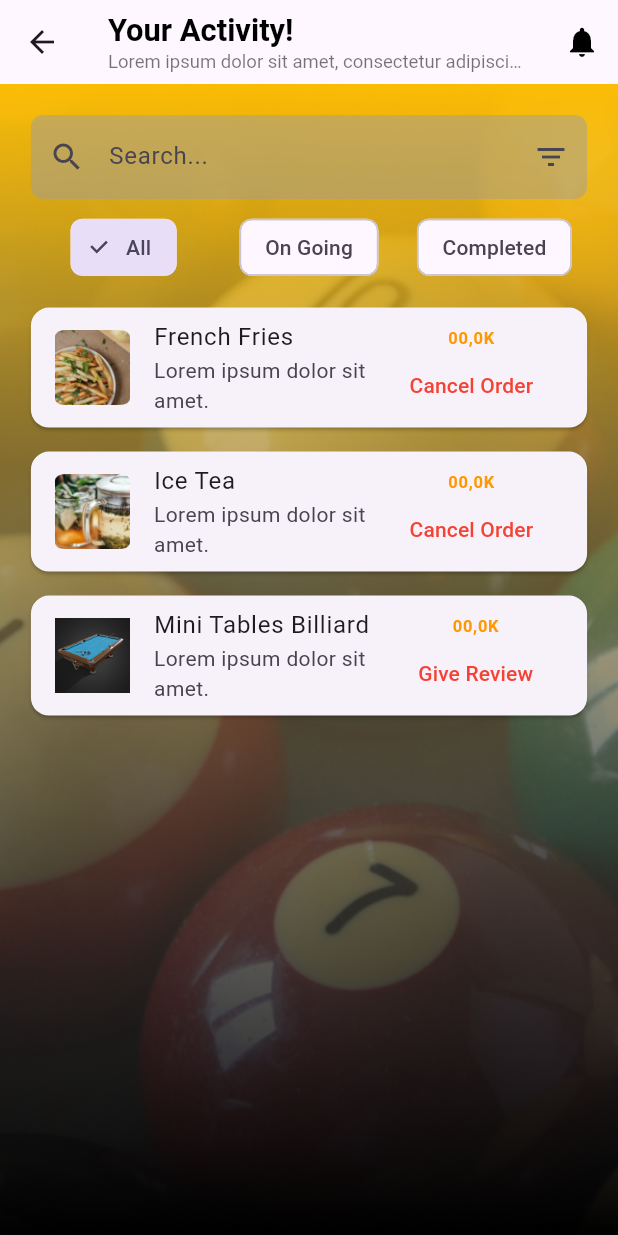
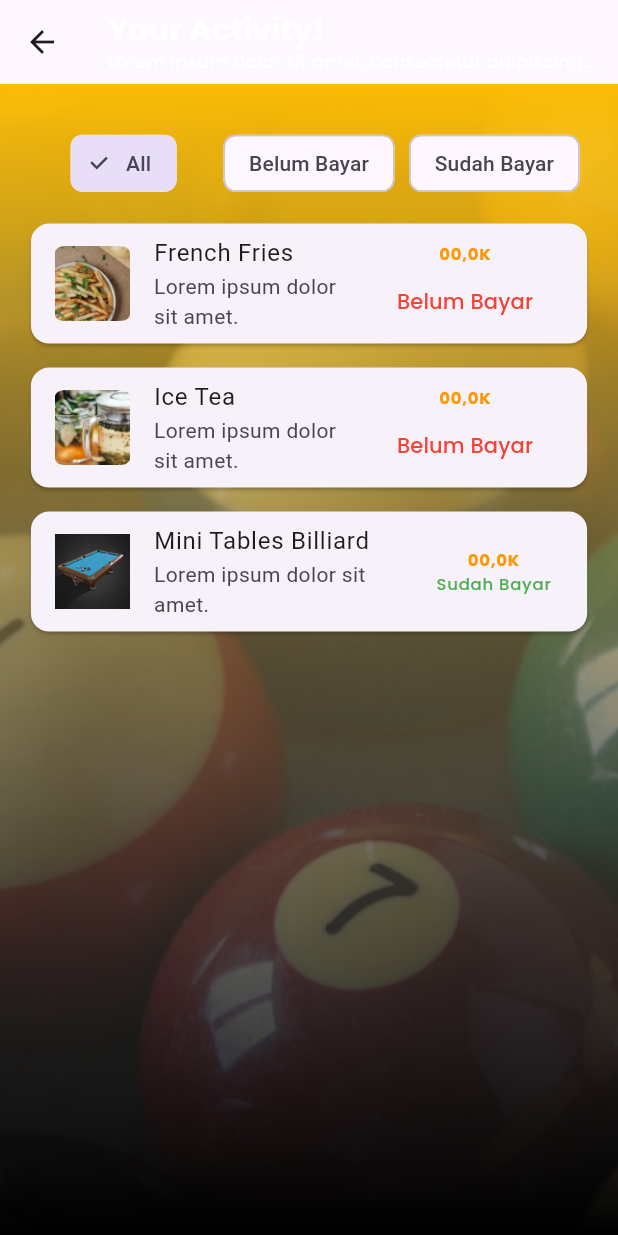
Before and after one commit to nabilahhp/CueBall-Mobile, a Flutter app: the ActivityPage screen opened directly, on a phone screen of 412 x 824 dp. Run offline on Flutter 3.47's test engine with Material 3 defaults, Android fonts, the phone set to English and light mode, and no system bars; our stand-ins replace awesome_dialog, file_picker, flutter_svg, get, google_fonts, iconsax and 1 more; missing offline and left inert: clippy_flutter.

Commit message:
update lagilagi

```diff
--- a/lib/screens/activity_screen.dart
+++ b/lib/screens/activity_screen.dart
@@ -1,4 +1,5 @@
 import 'package:flutter/material.dart';
+import 'package:google_fonts/google_fonts.dart';
 
 class ActivityPage extends StatefulWidget {
   @override
@@ -14,24 +15,21 @@ class _ActivityPageState extends State<ActivityPage> {
       'description': 'Lorem ipsum dolor sit amet.',
       'imagePath': 'lib/image/french_fries.png',
       'price': '00,0K',
-      'buttonText': 'Cancel Order',
-      'status': 'On Going',
+      'status': 'Belum Bayar',
     },
     {
       'title': 'Ice Tea',
       'description': 'Lorem ipsum dolor sit amet.',
       'imagePath': 'assets/images/ice_tea.png',
       'price': '00,0K',
-      'buttonText': 'Cancel Order',
-      'status': 'On Going',
+      'status': 'Belum Bayar',
     },
     {
       'title': 'Mini Tables Billiard',
       'description': 'Lorem ipsum dolor sit amet.',
       'imagePath': 'assets/images/billiard.jpeg',
       'price': '00,0K',
-      'buttonText': 'Give Review',
-      'status': 'Completed',
+      'status': 'Sudah Bayar',
     },
   ];
 
@@ -41,64 +39,51 @@ class _ActivityPageState extends State<ActivityPage> {
 
     List<Map<String, dynamic>> displayedActivities = _selectedTab == 0
         ? allActivities
-        : allActivities.where((activity) => activity['status'] == (_selectedTab == 1 ? 'On Going' : 'Completed')).toList();
+        : allActivities.where((activity) => activity['status'] == (_selectedTab == 1 ? 'Belum Bayar' : 'Sudah Bayar')).toList();
 
     return Scaffold(
       appBar: AppBar(
         backgroundColor: Colors.transparent,
         elevation: 0,
-        title: Column(
+        title: SizedBox(
+          width: double.infinity,
+          child: Column(
             crossAxisAlignment: CrossAxisAlignment.start,
             children: [
               Text(
                 'Your Activity!',
-              style: TextStyle(
-                color: Colors.black,
+                style: GoogleFonts.poppins(
+                  color: Colors.white,
                   fontWeight: FontWeight.bold,
                   fontSize: screenWidth * 0.05, // Responsive font size
                 ),
               ),
               Text(
                 'Lorem ipsum dolor sit amet, consectetur adipiscing elit. Suspendisse tincidunt.',
-              style: TextStyle(
-                color: Colors.black54,
+                style: GoogleFonts.poppins(
+                  color: Colors.white,
                   fontSize: screenWidth * 0.03, // Responsive font size
                 ),
               ),
             ],
           ),
-        actions: [
-          IconButton(
-            icon: Icon(Icons.notifications, color: Colors.black),
-            onPressed: () {},
         ),
-        ],
       ),
-      body: Container(
+      body: Stack(
+        children: [
+          Container(
             decoration: BoxDecoration(
               image: DecorationImage(
                 image: AssetImage('lib/data/latar.png'),
                 fit: BoxFit.cover,
               ),
             ),
-        child: Padding(
+          ),
+          Padding(
             padding: EdgeInsets.all(screenWidth * 0.05), // Responsive padding
             child: Column(
               crossAxisAlignment: CrossAxisAlignment.stretch,
               children: [
-              TextField(
-                decoration: InputDecoration(
-                  hintText: 'Search...',
-                  prefixIcon: Icon(Icons.search),
-                  suffixIcon: Icon(Icons.filter_list),
-                  border: OutlineInputBorder(
-                    borderRadius: BorderRadius.circular(screenWidth * 0.02), // Responsive border radius
-                    borderSide: BorderSide.none,
-                  ),
-                  filled: true,
-                  fillColor: Colors.grey.withOpacity(0.5), // Set the opacity here
-                ),
-              ),
                 SizedBox(height: screenWidth * 0.02), // Responsive spacing
                 Row(
                   mainAxisAlignment: MainAxisAlignment.spaceEvenly,
@@ -116,7 +101,7 @@ class _ActivityPageState extends State<ActivityPage> {
                     ),
                     Expanded(
                       child: ChoiceChip(
-                      label: Text('On Going'),
+                        label: Text('Belum Bayar'),
                         selected: _selectedTab == 1,
                         onSelected: (bool selected) {
                           setState(() {
@@ -127,7 +112,7 @@ class _ActivityPageState extends State<ActivityPage> {
                     ),
                     Expanded(
                       child: ChoiceChip(
-                      label: Text('Completed'),
+                        label: Text('Sudah Bayar'),
                         selected: _selectedTab == 2,
                         onSelected: (bool selected) {
                           setState(() {
@@ -149,7 +134,7 @@ class _ActivityPageState extends State<ActivityPage> {
                         displayedActivities[index]['description'],
                         displayedActivities[index]['imagePath'],
                         displayedActivities[index]['price'],
-                      displayedActivities[index]['buttonText'],
+                        displayedActivities[index]['status'],
                       );
                     },
                   ),
@@ -157,11 +142,12 @@ class _ActivityPageState extends State<ActivityPage> {
               ],
             ),
           ),
+        ],
       ),
     );
   }
 
-  Widget _buildActivityCard(BuildContext context, String title, String description, String imagePath, String price, String buttonText) {
+  Widget _buildActivityCard(BuildContext context, String title, String description, String imagePath, String price, String status) {
     return Card(
       margin: EdgeInsets.symmetric(vertical: 8),
       child: ListTile(
@@ -171,13 +157,41 @@ class _ActivityPageState extends State<ActivityPage> {
         trailing: Column(
           mainAxisAlignment: MainAxisAlignment.center,
           children: [
-            Text(price, style: TextStyle(color: Colors.orange, fontWeight: FontWeight.bold)),
+            Text(price, style: GoogleFonts.poppins(color: Colors.orange, fontWeight: FontWeight.bold)),
+            if (status == 'Belum Bayar')
               TextButton(
-              onPressed: () {},
-              child: Text(buttonText, style: TextStyle(color: Colors.red)),
+                onPressed: () {
+                  Navigator.push(
+                    context,
+                    MaterialPageRoute(builder: (context) => PaymentPage()),
+                  );
+                },
+                child: Text(
+                  'Belum Bayar',
+                  style: GoogleFonts.poppins(color: Colors.red),
+                ),
+              ),
+            if (status == 'Sudah Bayar')
+              Text(
+                'Sudah Bayar',
+                style: GoogleFonts.poppins(color: Colors.green),
               ),
           ],
         ),
+      ),
+    );
+  }
+}
+
+class PaymentPage extends StatelessWidget {
+  @override
+  Widget build(BuildContext context) {
+    return Scaffold(
+      appBar: AppBar(
+        title: Text('Payment Page'),
+      ),
+      body: Center(
+        child: Text('This is the payment page!'),
       ),
     );
   }
--- a/lib/widget_home/navigationbar.dart
+++ b/lib/widget_home/navigationbar.dart
@@ -3,6 +3,7 @@ import 'package:iconsax/iconsax.dart';
 import 'package:mobile_bl/RegisterPage.dart';
 import 'package:mobile_bl/home.dart';
 import 'package:mobile_bl/profile/profile_screen.dart';
+import 'package:mobile_bl/screens/activity_screen.dart';
 import 'package:mobile_bl/widget_home/detail_food.dart';
 
 
@@ -18,7 +19,7 @@ class _NavigationMenuState extends State<NavigationMenu> {
 
   static const List<Widget> _pages = <Widget>[
     home(),
-    RegisterPage(),
+    ActivityPage(),
     ProfileScreen()
   ];
 
@@ -44,7 +45,7 @@ class _NavigationMenuState extends State<NavigationMenu> {
           ),
           BottomNavigationBarItem(
             icon: Icon(Iconsax.video_time),
-            label: 'Acti',
+            label: 'Activity',
           ),
           BottomNavigationBarItem(
             icon: Icon(Iconsax.user),
--- a/pubspec.yaml
+++ b/pubspec.yaml
@@ -40,6 +40,7 @@ dependencies:
   google_fonts: ^6.2.1
   icon: ^2.2.1
   iconsax: ^0.0.8
+  image_picker: ^1.1.1
   provider: ^6.1.2
   url_launcher: ^6.2.6
 
@@ -74,7 +75,6 @@ flutter:
     - assets/images/french_fries.png
     - assets/images/ice_tea.png
     - assets/images/billiard.jpeg
-
     # The following line ensures that the Material Icons font is
     # included with your application, so that you can use the icons in
     # the material Icons class.
```
Also changed, not shown: lib/screens/payment.dart (+69 -45 lines), pubspec.lock, 5 other files. Lines whose indentation alone changed are shown as unchanged.
